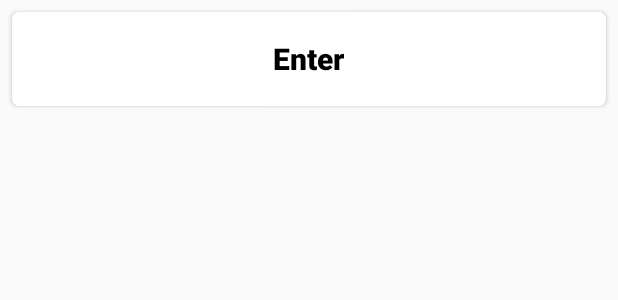
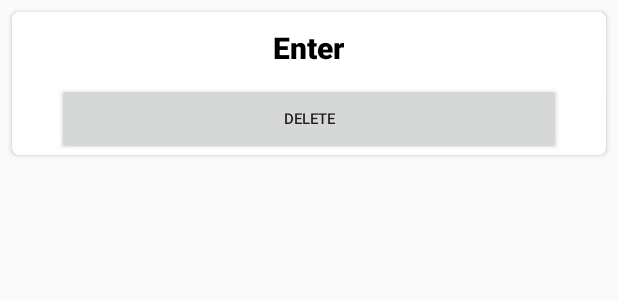
Before and after one commit to john9088/SaveYourThought, an Android app: the layout cards.xml on its own in the app's theme, with its tools: preview values and no code run, on a phone screen of 412 x 824 dp. Shown: the top 300 px of the screen. Run offline under Robolectric (Android 15) with nearby library versions, the light colour scheme and no system bars.

Commit message:
Made cards Dynamic

```diff
--- a/app/src/main/res/layout/cards.xml
+++ b/app/src/main/res/layout/cards.xml
@@ -21,13 +21,23 @@
                     android:layout_width="wrap_content"
                     android:textColor="#000"
                     android:text="Enter"
-                    android:padding="10dp"
-                    android:layout_marginTop="15dp"
+                    android:paddingTop="10dp"
+                    android:paddingBottom="10dp"
                     android:textStyle="bold"
-                    android:textAlignment="center"
-                    android:layout_centerInParent="true"
+                    android:layout_centerHorizontal="true"
                     android:fontFamily="sans-serif-black"
-                    android:textSize="20dp"
+                    android:textSize="20dp"/>
+
+            <Button
+                    android:layout_width="match_parent"
+                    android:layout_height="wrap_content"
+                    android:id="@+id/btn_deleteThoughts"
+                    android:layout_below="@id/tv_topic1"
+                    android:layout_centerHorizontal="true"
+                    android:layout_marginRight="30dp"
+                    android:layout_marginLeft="30dp"
+                    android:textSize="10dp"
+                    android:text="Delete"
             />
         </RelativeLayout>
 
```
Also changed, not shown: app/src/main/java/com/example/gridlayouttut/MainActivity.kt (+27 -8 lines), app/src/main/java/com/example/gridlayouttut/MainAdapter.kt (+31 -9 lines).
